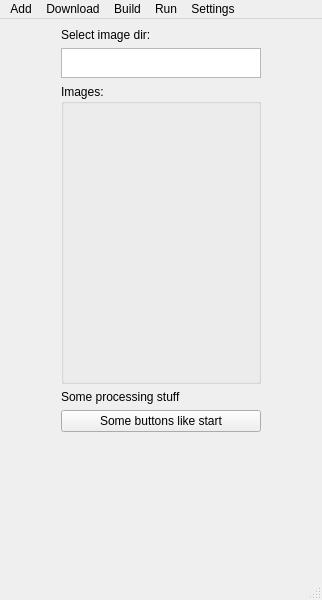
Above: benchmark/ui_raw/mainwindow.ui from moevm/bsc_kovinev before the change. Below: the same form after it.
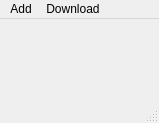
That is the form after the change.

Patch:
```diff
--- a/benchmark/ui_raw/mainwindow.ui
+++ b/benchmark/ui_raw/mainwindow.ui
@@ -6,8 +6,8 @@
    <rect>
     <x>0</x>
     <y>0</y>
-    <width>322</width>
-    <height>600</height>
+    <width>159</width>
+    <height>123</height>
    </rect>
   </property>
   <property name="windowTitle">
@@ -17,103 +17,6 @@
    <layout class="QVBoxLayout" name="verticalLayout_3">
     <item>
      <layout class="QHBoxLayout" name="horizontalLayout">
-      <item>
-       <layout class="QVBoxLayout" name="verticalLayout">
-        <item>
-         <layout class="QHBoxLayout" name="horizontalLayout_3">
-          <item>
-           <layout class="QVBoxLayout" name="verticalLayout_5">
-            <item>
-             <layout class="QVBoxLayout" name="verticalLayout_6">
-              <item>
-               <widget class="QLabel" name="label">
-                <property name="maximumSize">
-                 <size>
-                  <width>200</width>
-                  <height>16777215</height>
-                 </size>
-                </property>
-                <property name="text">
-                 <string>Select image dir:</string>
-                </property>
-               </widget>
-              </item>
-              <item>
-               <widget class="QPlainTextEdit" name="plainTextEdit">
-                <property name="maximumSize">
-                 <size>
-                  <width>200</width>
-                  <height>30</height>
-                 </size>
-                </property>
-               </widget>
-              </item>
-              <item>
-               <widget class="QGroupBox" name="groupBox">
-                <property name="minimumSize">
-                 <size>
-                  <width>100</width>
-                  <height>300</height>
-                 </size>
-                </property>
-                <property name="maximumSize">
-                 <size>
-                  <width>200</width>
-                  <height>16777215</height>
-                 </size>
-                </property>
-                <property name="title">
-                 <string>Images:</string>
-                </property>
-               </widget>
-              </item>
-             </layout>
-            </item>
-            <item>
-             <widget class="QLabel" name="label_4">
-              <property name="maximumSize">
-               <size>
-                <width>200</width>
-                <height>16777215</height>
-               </size>
-              </property>
-              <property name="text">
-               <string>Some processing stuff</string>
-              </property>
-             </widget>
-            </item>
-            <item>
-             <widget class="QPushButton" name="pushButton_2">
-              <property name="maximumSize">
-               <size>
-                <width>200</width>
-                <height>16777215</height>
-               </size>
-              </property>
-              <property name="text">
-               <string>Some buttons like start</string>
-              </property>
-             </widget>
-            </item>
-            <item>
-             <spacer name="verticalSpacer">
-              <property name="orientation">
-               <enum>Qt::Vertical</enum>
-              </property>
-              <property name="sizeHint" stdset="0">
-               <size>
-                <width>20</width>
-                <height>40</height>
-               </size>
-              </property>
-             </spacer>
-            </item>
-           </layout>
-          </item>
-         </layout>
-        </item>
-       </layout>
-      </item>
       <item>
        <layout class="QVBoxLayout" name="verticalLayout_2">
         <item>
@@ -130,7 +33,7 @@
     <rect>
      <x>0</x>
      <y>0</y>
-     <width>322</width>
+     <width>159</width>
      <height>22</height>
     </rect>
    </property>
@@ -141,23 +44,6 @@
     <addaction name="actionAdd_Software"/>
     <addaction name="actionAdd_Model"/>
    </widget>
-   <widget class="QMenu" name="menuRun">
-    <property name="title">
-     <string>Run</string>
-    </property>
-   </widget>
-   <widget class="QMenu" name="menuCheck">
-    <property name="title">
-     <string>Build</string>
-    </property>
-    <addaction name="actionCheck_exists"/>
-    <addaction name="actionCheck_build"/>
-   </widget>
-   <widget class="QMenu" name="menuSettings">
-    <property name="title">
-     <string>Settings</string>
-    </property>
-   </widget>
    <widget class="QMenu" name="menuInstall">
     <property name="title">
      <string>Download</string>
@@ -166,9 +52,6 @@
    </widget>
    <addaction name="menuAdd"/>
    <addaction name="menuInstall"/>
-   <addaction name="menuCheck"/>
-   <addaction name="menuRun"/>
-   <addaction name="menuSettings"/>
   </widget>
   <widget class="QStatusBar" name="statusbar"/>
   <action name="actionAdd_Software">
```
Left out of the diff: 2 changed lines with no effect on the pictures.
